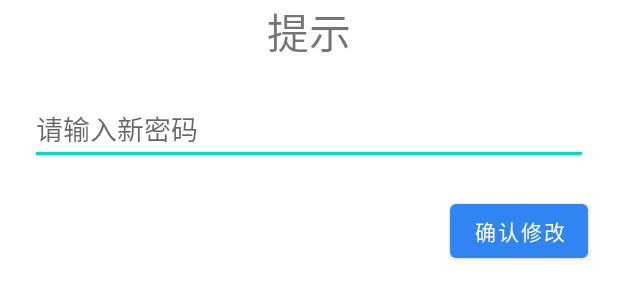
After one commit to Poivre-hxx/financial-manage-sys, an Android app: the layout fragment_changepwd.xml on its own in the app's theme, with its tools: preview values and no code run, on a phone screen of 412 x 824 dp. The commit adds this screen. Shown: the top 300 px of the screen. Run offline under Robolectric (Android 15) with nearby library versions, the phone set to English and light mode, and no system bars.

Commit message:
feat: 弹窗显示更改密码信息

```diff
--- /dev/null
+++ b/app/src/main/res/layout/fragment_changepwd.xml
@@ -0,0 +1,30 @@
+<?xml version="1.0" encoding="utf-8"?>
+<LinearLayout xmlns:android="http://schemas.android.com/apk/res/android"
+    android:layout_width="match_parent"
+    android:layout_height="match_parent"
+    android:orientation="vertical">
+
+    <TextView
+        android:layout_width="match_parent"
+        android:layout_height="wrap_content"
+        android:gravity="center"
+        android:text="提示"
+        android:textSize="28sp"/>
+    <EditText
+        android:id="@+id/editpwd"
+        android:layout_width="match_parent"
+        android:layout_height="wrap_content"
+        android:layout_margin="20dp"
+        android:ems="10"
+        android:hint="请输入新密码"
+        android:inputType="textPassword" />
+
+    <Button
+        android:id="@+id/checkBtn"
+        android:layout_width="wrap_content"
+        android:layout_height="wrap_content"
+        android:layout_gravity="right"
+        android:layout_marginEnd="20dp"
+        android:text="确认修改" />
+
+</LinearLayout>
--- a/app/src/main/res/values/strings.xml
+++ b/app/src/main/res/values/strings.xml
@@ -4,4 +4,6 @@
     <string name="title_home">账单</string>
     <string name="title_dashboard">分析</string>
     <string name="title_notifications">我的</string>
+    <!-- TODO: Remove or change this placeholder text -->
+    <string name="hello_blank_fragment">Hello blank fragment</string>
 </resources>
```
Also changed, not shown: app/src/main/java/com/example/financial/ui/notifications/NotificationsFragment.java (+15 -7 lines), app/src/main/java/com/example/financial/ui/notifications/changepwd.java (added, +22 -0 lines), app/src/main/res/layout/fragment_notifications.xml (+0 -16 lines).
